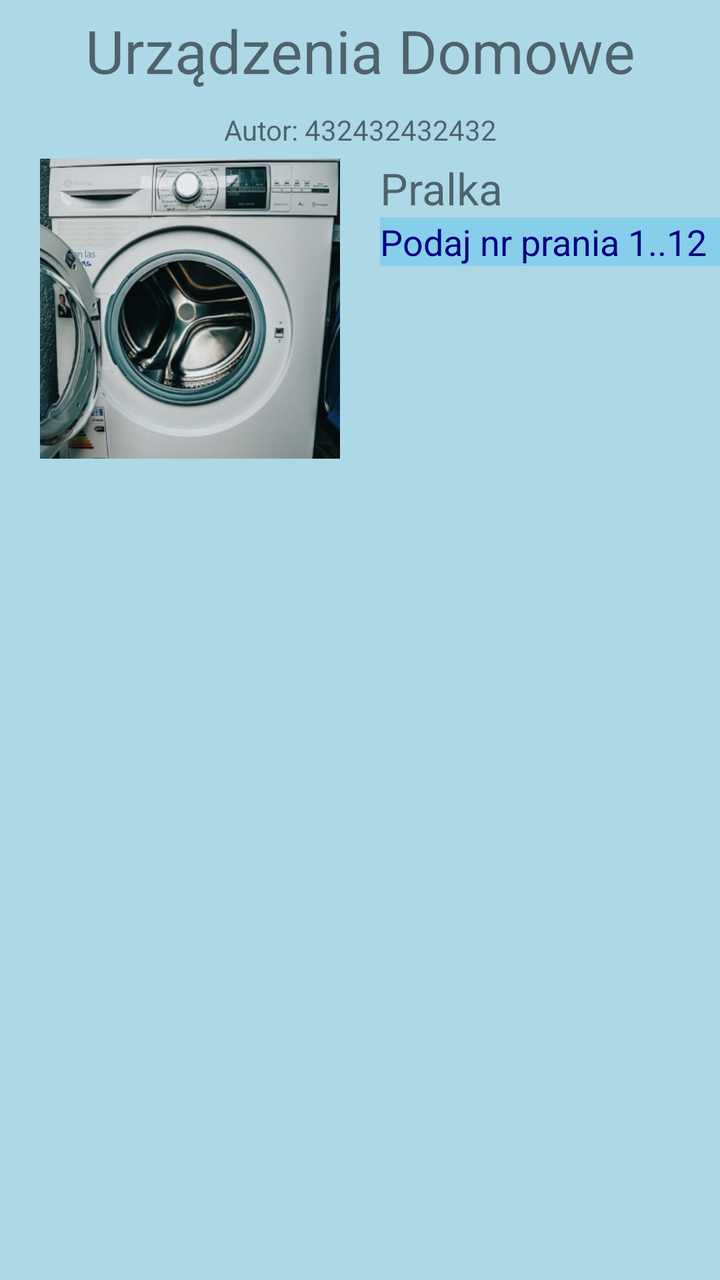
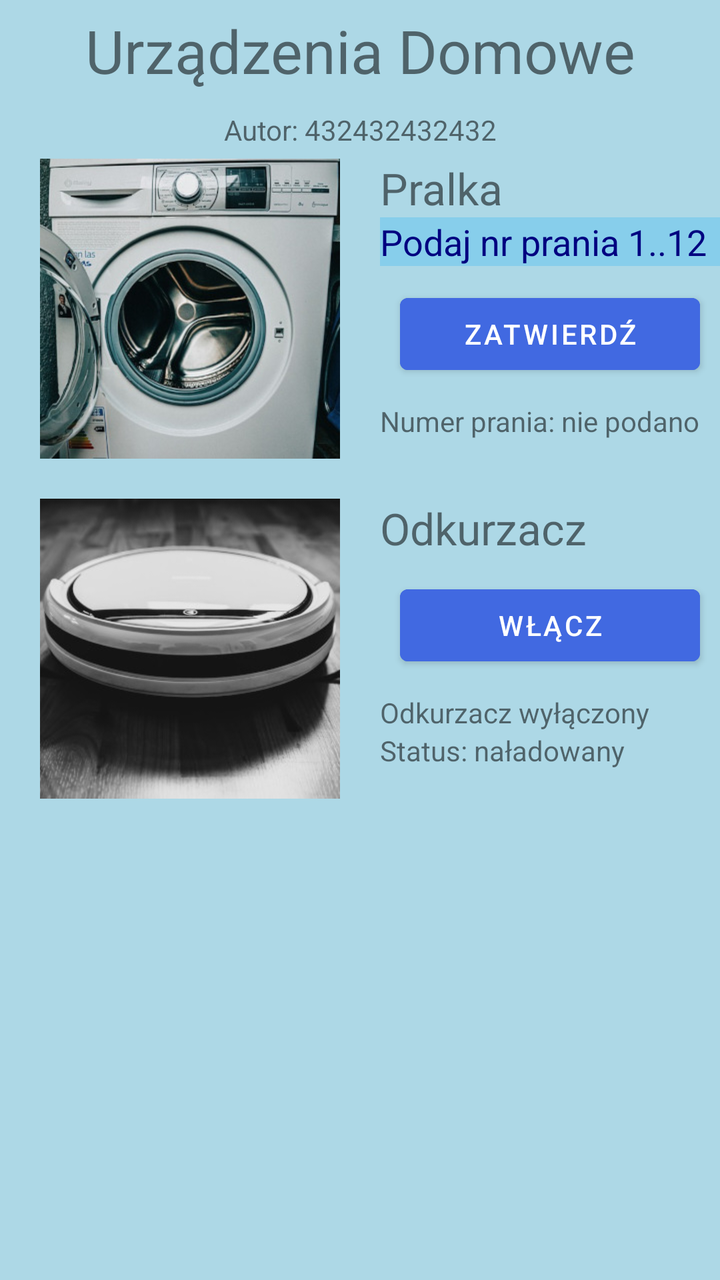

Before-and-after screenshots of an Android layout around one commit, followed by the original layout XML and the change that was made.
<!-- AndroidManifest.xml: application theme Theme.MyApplication -->
<!-- res/layout/activity_main.xml -->
<?xml version="1.0" encoding="utf-8"?>
<ScrollView xmlns:android="http://schemas.android.com/apk/res/android"
    android:layout_width="match_parent"
    android:layout_height="match_parent"
    android:background="@color/light_blue">

    <LinearLayout
        android:layout_width="match_parent"
        android:layout_height="wrap_content"
        android:orientation="vertical">

        <TextView
            android:layout_width="match_parent"
            android:layout_height="wrap_content"
            android:layout_margin="5dp"
            android:gravity="center"
            android:text="@string/app_name"
            android:textSize="30sp" />

        <TextView
            android:layout_width="match_parent"
            android:layout_height="wrap_content"
            android:layout_margin="5dp"
            android:gravity="center"
            android:text="@string/author" />

        <LinearLayout
            android:layout_width="match_parent"
            android:layout_height="wrap_content"
            android:orientation="horizontal">

            <ImageView
                android:layout_width="150dp"
                android:layout_height="150dp"
                android:layout_marginStart="20dp"
                android:layout_marginEnd="20dp"
                android:layout_marginBottom="20dp"
                android:contentDescription="@string/washer"
                android:scaleType="centerCrop"
                android:src="@drawable/pralka" />

            <LinearLayout
                android:layout_width="0dp"
                android:layout_height="wrap_content"
                android:layout_weight="1"
                android:orientation="vertical">

                <TextView
                    android:layout_width="match_parent"
                    android:layout_height="wrap_content"
                    android:text="@string/washer"
                    android:textSize="22sp" />

                <EditText
                    android:id="@+id/programInput"
                    android:layout_width="match_parent"
                    android:layout_height="wrap_content"
                    android:background="@color/sky_blue"
                    android:hint="@string/program_hint"
                    android:inputType="number"
                    android:textColor="@color/navy"
                    android:textColorHint="@color/navy" />
            </LinearLayout>
        </LinearLayout>
    </LinearLayout>
</ScrollView>
<!-- resources referenced by this layout -->
<resources>
  <color name="light_blue">#ADD8E6</color>
  <color name="navy">#000080</color>
  <color name="sky_blue">#87CEEB</color>
  <!-- drawable pralka: jpg bitmap (drawable, 55268 bytes) -->
  <string name="app_name">Urządzenia Domowe</string>
  <string name="author">Autor: 432432432432</string>
  <string name="program_hint">Podaj nr prania 1..12</string>
  <string name="washer">Pralka</string>
  <style name="Theme.MyApplication" parent="Theme.MaterialComponents.Light.NoActionBar">
          <item name="colorPrimary">@color/royal_blue</item>
          <item name="colorOnPrimary">@color/white</item>
          <item name="android:windowLightStatusBar">true</item>
      </style>
  <color name="royal_blue">#4169E1</color>
  <color name="white">#FFFFFF</color>
</resources>

<!-- the commit's change to res/layout/activity_main.xml (unified diff, before → after) -->
@@ -60,6 +60,70 @@
                     android:inputType="number"
                     android:textColor="@color/navy"
                     android:textColorHint="@color/navy" />
+
+                <Button
+                    android:id="@+id/confirmProgram"
+                    android:layout_width="match_parent"
+                    android:layout_height="wrap_content"
+                    android:layout_margin="10dp"
+                    android:backgroundTint="@color/royal_blue"
+                    android:text="@string/confirm"
+                    android:textColor="@color/white" />
+
+                <TextView
+                    android:id="@+id/programResult"
+                    android:layout_width="match_parent"
+                    android:layout_height="wrap_content"
+                    android:text="@string/program_missing" />
+            </LinearLayout>
+        </LinearLayout>
+
+        <LinearLayout
+            android:layout_width="match_parent"
+            android:layout_height="wrap_content"
+            android:orientation="horizontal">
+
+            <ImageView
+                android:layout_width="150dp"
+                android:layout_height="150dp"
+                android:layout_marginStart="20dp"
+                android:layout_marginEnd="20dp"
+                android:layout_marginBottom="20dp"
+                android:contentDescription="@string/vacuum"
+                android:scaleType="centerCrop"
+                android:src="@drawable/odkurzacz" />
+
+            <LinearLayout
+                android:layout_width="0dp"
+                android:layout_height="wrap_content"
+                android:layout_weight="1"
+                android:orientation="vertical">
+
+                <TextView
+                    android:layout_width="match_parent"
+                    android:layout_height="wrap_content"
+                    android:text="@string/vacuum"
+                    android:textSize="22sp" />
+
+                <Button
+                    android:id="@+id/toggleVacuum"
+                    android:layout_width="match_parent"
+                    android:layout_height="wrap_content"
+                    android:layout_margin="10dp"
+                    android:backgroundTint="@color/royal_blue"
+                    android:text="@string/turn_on"
+                    android:textColor="@color/white" />
+
+                <TextView
+                    android:id="@+id/vacuumStatus"
+                    android:layout_width="match_parent"
+                    android:layout_height="wrap_content"
+                    android:text="@string/vacuum_off" />
+
+                <TextView
+                    android:layout_width="match_parent"
+                    android:layout_height="wrap_content"
+                    android:text="@string/charged" />
             </LinearLayout>
         </LinearLayout>
     </LinearLayout>
<!-- resource entries referenced after the edit -->
@@ -6,7 +6,13 @@
   <!-- drawable pralka: jpg bitmap (drawable, 55268 bytes) -->
   <string name="app_name">Urządzenia Domowe</string>
   <string name="author">Autor: 432432432432</string>
+  <string name="charged">Status: naładowany</string>
+  <string name="confirm">Zatwierdź</string>
   <string name="program_hint">Podaj nr prania 1..12</string>
+  <string name="program_missing">Numer prania: nie podano</string>
+  <string name="turn_on">Włącz</string>
+  <string name="vacuum">Odkurzacz</string>
+  <string name="vacuum_off">Odkurzacz wyłączony</string>
   <string name="washer">Pralka</string>
   <style name="Theme.MyApplication" parent="Theme.MaterialComponents.Light.NoActionBar">
           <item name="colorPrimary">@color/royal_blue</item>
@@ -15,5 +21,6 @@
       </style>
   <color name="royal_blue">#4169E1</color>
   <color name="white">#FFFFFF</color>
+  <!-- drawable odkurzacz: jpg bitmap (drawable, 30025 bytes) -->
 </resources>
 
